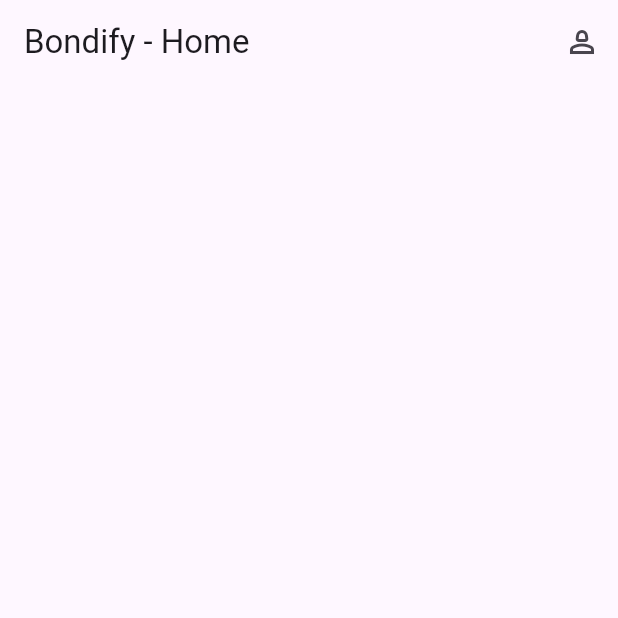
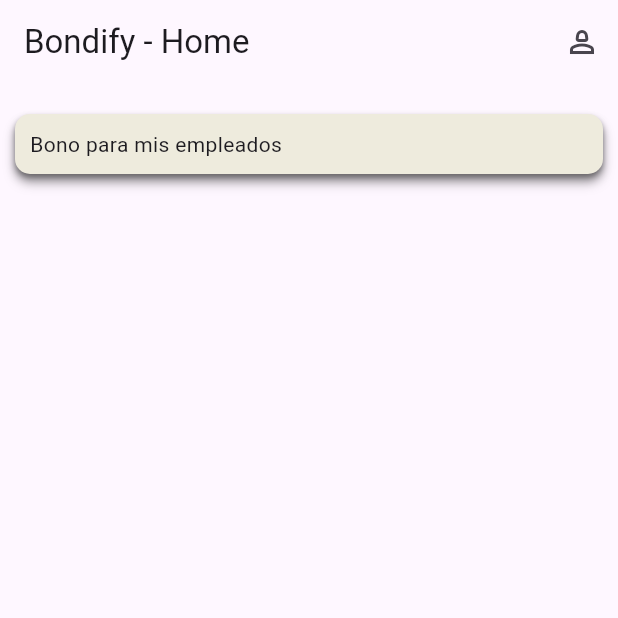
Before and after one commit to CodeChris28/Bondify_TF_Finanzas_G3, a Flutter app: the screen it shows after launch, on a phone screen of 412 x 824 dp, the top half of it. Run offline on Flutter 3.47's test engine with Material 3 defaults, Android fonts, the phone set to English and light mode, and no system bars.

Commit message:
first version of bond operation item

```diff
--- a/Frontend/bondifyfrontend/lib/main.dart
+++ b/Frontend/bondifyfrontend/lib/main.dart
@@ -1,3 +1,4 @@
+import 'package:bondifyfrontend/providers/bondoperation_provider.dart';
 import 'package:bondifyfrontend/providers/navigation_provider.dart';
 import 'package:bondifyfrontend/routes/routes.dart';
 import 'package:flutter/material.dart';
@@ -15,6 +16,7 @@ class MyApp extends StatelessWidget {
     return MultiProvider(
       providers: [
         ChangeNotifierProvider< NavigationProvider>(create: (_)=> NavigationProvider()),
+        ChangeNotifierProvider< BondoperationProvider>(create: (_)=> BondoperationProvider()),
       ],
       child: MaterialApp(
         title: 'Flutter Demo',
--- a/Frontend/bondifyfrontend/lib/models/bondoperation_model.dart
+++ b/Frontend/bondifyfrontend/lib/models/bondoperation_model.dart
@@ -1,4 +1,23 @@
-class BondOperation[
+class BondOperation{
   final int id;
-  final
-]
+  final String operationname;
+  final String bondmethod;
+  final String currency;
+  final String interestratetype;
+  final String capitalizationperiod;
+  final String gracePeriodType;
+  final String gracePeriodStartDate;
+  final String gracePeriodEndDate;
+
+  BondOperation({
+  required this.id,
+  required this.operationname,
+  required this.bondmethod,
+  required this.currency,
+  required this.interestratetype,
+  required this.capitalizationperiod,
+  required this.gracePeriodType,
+  required this.gracePeriodStartDate,
+  required this.gracePeriodEndDate
+});
+}
--- /dev/null
+++ b/Frontend/bondifyfrontend/lib/providers/bondoperation_provider.dart
@@ -0,0 +1,38 @@
+import '../models/bondoperation_model.dart';
+import 'package:flutter/material.dart';
+
+class BondoperationProvider extends ChangeNotifier {
+  List<BondOperation> bondOperations = [
+    BondOperation(
+      id: 1,
+      operationname: 'Bono para mis empleados',
+      bondmethod: 'nose',
+      currency: 'nose',
+      interestratetype: 'nose',
+      capitalizationperiod: 'nose',
+      gracePeriodType: 'nose',
+      gracePeriodStartDate: 'nose',
+      gracePeriodEndDate: 'nose')
+  ];
+
+  void deleteBondOperation(int id){
+    bondOperations = bondOperations.where((o)=>o.id != id).toList();
+    notifyListeners();
+  }
+
+
+  // void addBondOperation(BondOperation operation) {
+  //   bondOperations.add(operation);
+  //   notifyListeners();
+  // }
+
+  // void removeBondOperation(BondOperation operation) {
+  //   bondOperations.remove(operation);
+  //   notifyListeners();
+  // }
+
+  // void clearBondOperations() {
+  //   bondOperations.clear();
+  //   notifyListeners();
+  // }
+}
--- a/Frontend/bondifyfrontend/lib/screens/home_screen.dart
+++ b/Frontend/bondifyfrontend/lib/screens/home_screen.dart
@@ -1,4 +1,6 @@
+import 'package:bondifyfrontend/providers/bondoperation_provider.dart';
 import 'package:bondifyfrontend/providers/navigation_provider.dart';
+import 'package:bondifyfrontend/widgets/bondoperationitem_widget.dart';
 import 'package:flutter/material.dart';
 import 'package:provider/provider.dart';
 
@@ -7,13 +9,18 @@ class HomeScreen extends StatelessWidget {
 
   @override
   Widget build(BuildContext context) {
+    final bondoperationProvider = context.watch<BondoperationProvider>();
     final navProvider = context.watch<NavigationProvider>();
+    final bondoperations = bondoperationProvider.bondOperations;
     return Scaffold(
       appBar: AppBar(
         title: Text('Bondify - Home'),
         centerTitle: false,
         actions: [IconButton(onPressed: (){}, icon: Icon(Icons.person_2_outlined))],
       ),
+      body: Padding(padding: const EdgeInsets.all(10.0),
+      child: bondoperations.isEmpty? Text('PLs CREATE A BOND OPERATION'):ListView.builder(itemCount: bondoperations.length, itemBuilder: (context, index)=>BondoperationitemWidget(bondOperation: bondoperations[index]),),),
+
     );
   }
 }
--- /dev/null
+++ b/Frontend/bondifyfrontend/lib/widgets/bondoperationitem_widget.dart
@@ -0,0 +1,42 @@
+import 'package:bondifyfrontend/models/bondoperation_model.dart';
+import 'package:bondifyfrontend/providers/bondoperation_provider.dart';
+import 'package:flutter/material.dart';
+import 'package:provider/provider.dart';
+
+class BondoperationitemWidget extends StatelessWidget {
+  const BondoperationitemWidget({
+    super.key,
+    required this.bondOperation,
+    });
+
+    final BondOperation bondOperation;
+
+  @override
+  Widget build(BuildContext context) {
+    final bondOperationProvider = context.read<BondoperationProvider>();
+    return Container(
+      margin: EdgeInsets.symmetric(vertical: 10),
+      padding: EdgeInsets.all(10),
+      decoration: BoxDecoration(
+        color: const Color.fromARGB(255, 238, 235, 221),
+        borderRadius: BorderRadius.circular(10),
+        boxShadow: List<BoxShadow>.generate(
+          3,
+          (index)=> BoxShadow(
+            color: const Color.fromARGB(66, 0, 0, 0),
+            offset: Offset(0, 2 * (index + 1)),
+              blurRadius: 2 * (index + 1),
+          ),
+        ),
+      ),
+      child: Column(
+        mainAxisSize: MainAxisSize.min,
+        children: [
+          Row(children: [
+            Text(bondOperation.operationname)
+          ],)
+        ],
+      ),
+    );
+  }
+}
```
